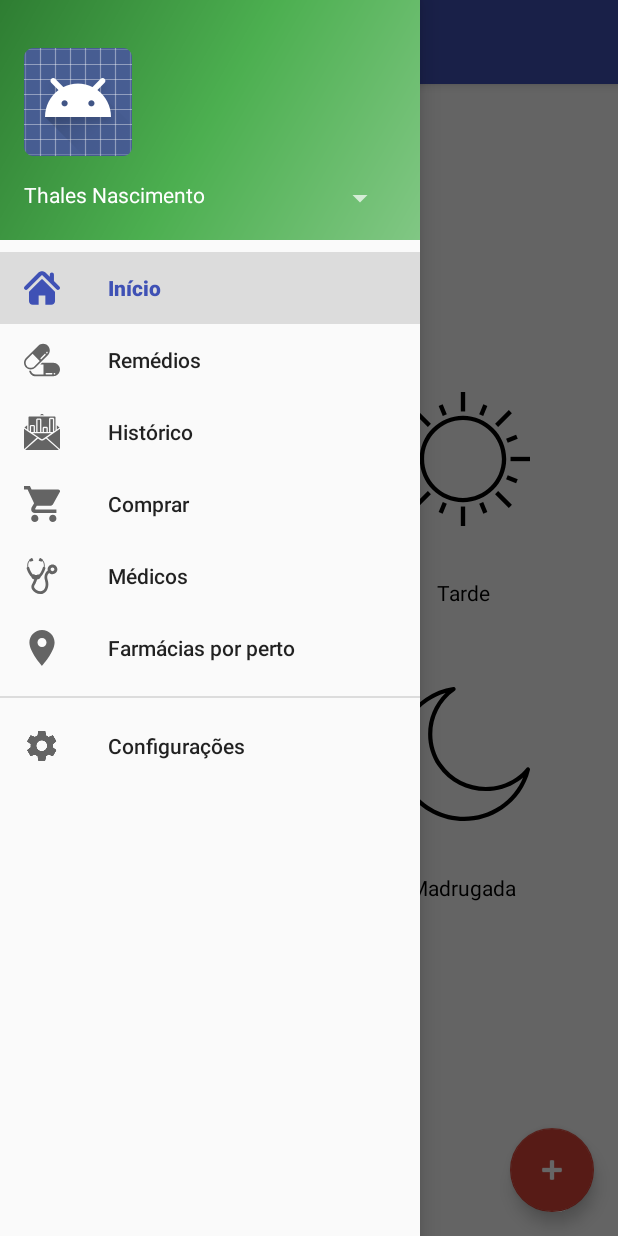
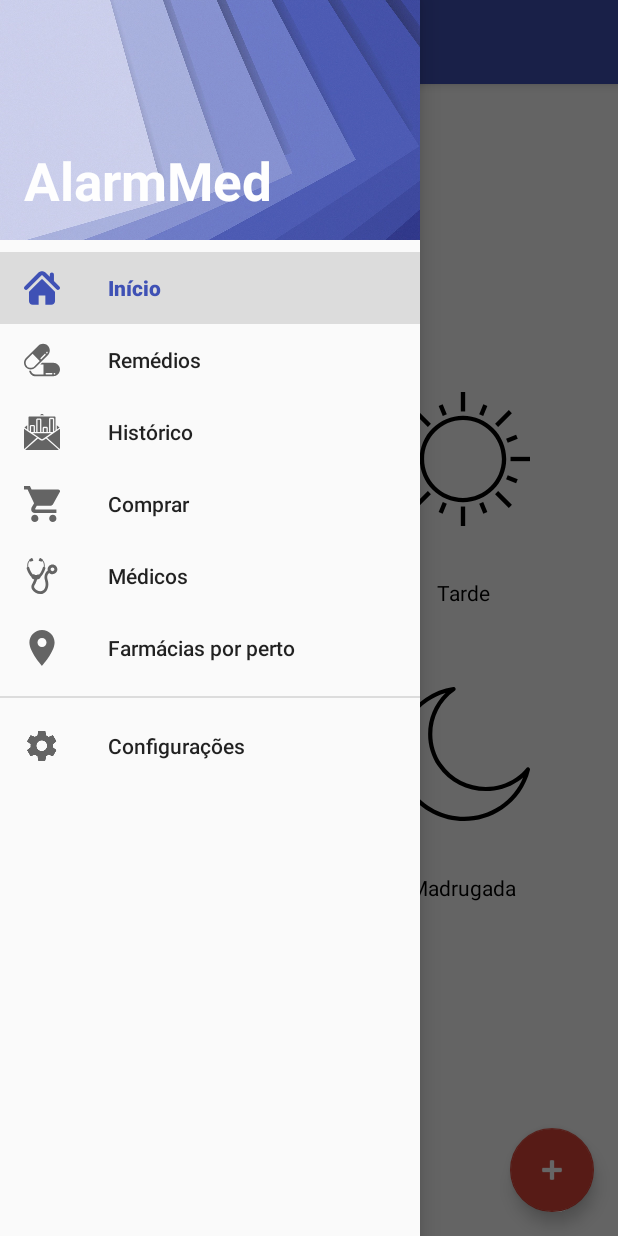
Before and after one commit to thalessn/MedAlarm, an Android app: the screen it shows after launch (MainActivity), with the side drawer open, on a phone screen of 412 x 824 dp. Run offline under Robolectric (Android 15) with nearby library versions, the phone set to English and light mode, and no system bars.

Commit message:
Adicionei a imagem do Drawer

```diff
--- a/app/src/main/res/layout/nav_header_main.xml
+++ b/app/src/main/res/layout/nav_header_main.xml
@@ -3,7 +3,8 @@
     xmlns:app="http://schemas.android.com/apk/res-auto"
     android:layout_width="match_parent"
     android:layout_height="@dimen/nav_header_height"
-    android:background="@drawable/side_nav_bar"
+    android:background="@drawable/header_image"
+    android:alpha="0.9"
     android:gravity="bottom"
     android:orientation="vertical"
     android:paddingBottom="@dimen/activity_vertical_margin"
@@ -12,31 +13,22 @@
     android:paddingTop="@dimen/activity_vertical_margin"
     android:theme="@style/ThemeOverlay.AppCompat.Dark">
 
-    <ImageView
-        android:id="@+id/imageView"
-        android:layout_width="wrap_content"
-        android:layout_height="wrap_content"
-        android:paddingTop="@dimen/nav_header_vertical_spacing"
-        app:srcCompat="@android:drawable/sym_def_app_icon" />
+
     <LinearLayout
         android:layout_width="match_parent"
         android:layout_height="wrap_content"
         android:orientation="horizontal">
+
         <TextView
             android:id="@+id/headerText"
             android:layout_width="wrap_content"
             android:layout_height="wrap_content"
             android:paddingTop="@dimen/nav_header_vertical_spacing"
-            android:text="Thales Nascimento"
-            android:layout_weight="1"
-            android:textAppearance="@style/TextAppearance.AppCompat.Body1" />
-        <Spinner
-            android:id="@+id/headerSpinner"
-            android:layout_marginTop="@dimen/nav_header_vertical_spacing"
-            android:layout_gravity="bottom"
-            android:layout_width="wrap_content"
-            android:layout_height="wrap_content"
-            ></Spinner>
+            android:text="AlarmMed"
+            android:textStyle="bold"
+            android:textColor="#ffffff"
+            android:textAppearance="@style/TextAppearance.AppCompat.Body1"
+            android:textSize="35sp" />
 
     </LinearLayout>
 
```
Also changed, not shown: app/src/main/res/drawable/header_image.jpg (added).
